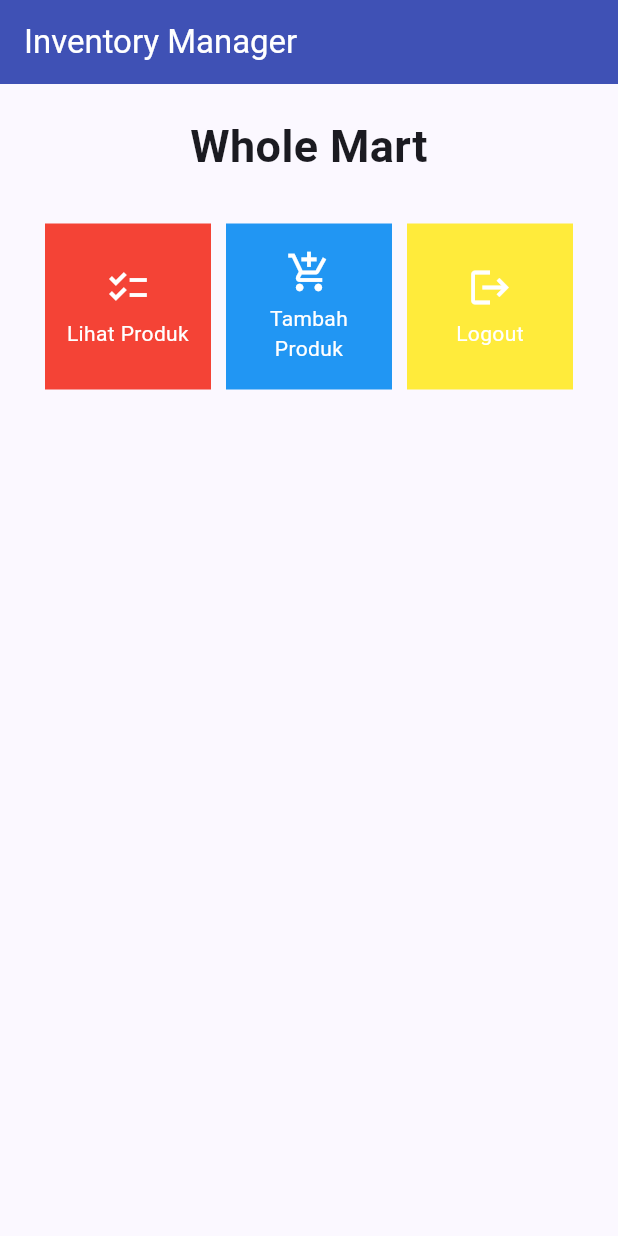
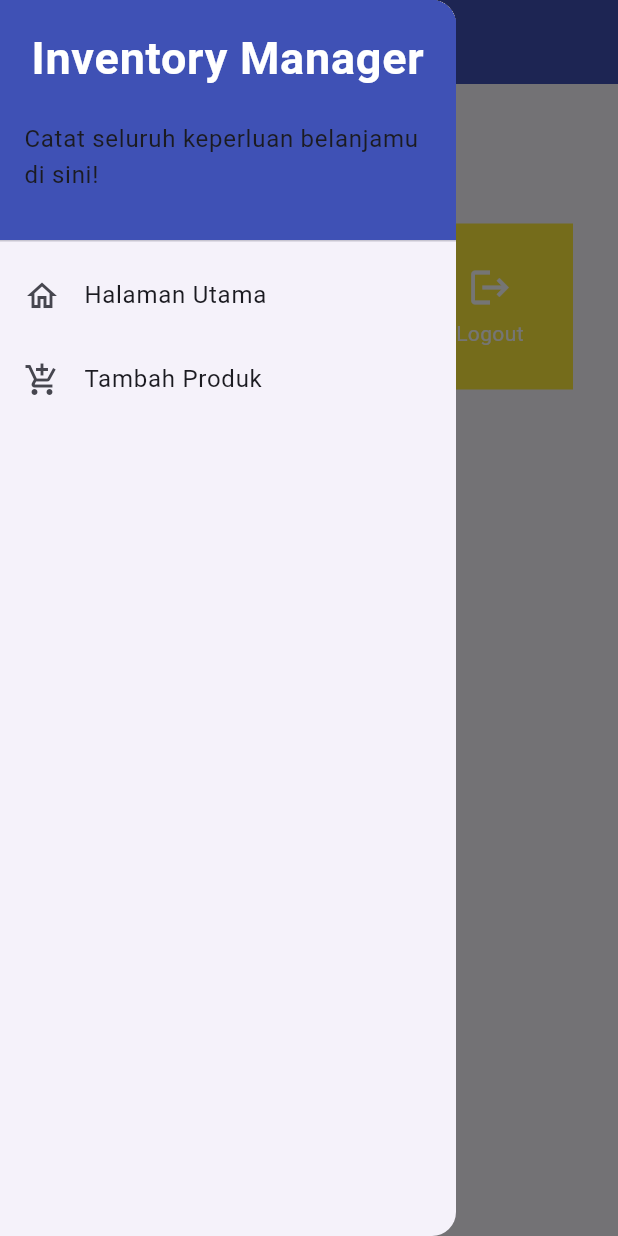
Before and after one commit to RyanAfzal/inventory-manager-mobile, a Flutter app: the screen it shows after launch, with the side drawer open (before the commit the screen has no drawer), on a phone screen of 412 x 824 dp. Run offline on Flutter 3.47's test engine with Material 2 defaults, Android fonts, the phone set to English and light mode, and no system bars.

Commit message:
Kode untuk Tugas 8 dan bonus selesai

```diff
--- a/inventory_manager/lib/main.dart
+++ b/inventory_manager/lib/main.dart
@@ -1,5 +1,5 @@
 import 'package:flutter/material.dart';
-import 'package:inventory_manager/menu.dart';
+import 'package:inventory_manager/screens/menu.dart';
 
 void main() {
   runApp(const MyApp());
--- a/inventory_manager/lib/menu.dart
+++ b/inventory_manager/lib/screens/menu.dart
@@ -1,4 +1,8 @@
 import 'package:flutter/material.dart';
+// Impor drawer widget
+import 'package:inventory_manager/widgets/left_drawer.dart';
+import 'package:inventory_manager/screens/shoplist_form.dart';
+import 'package:inventory_manager/widgets/shop_card.dart';
 
 class MyHomePage extends StatelessWidget {
     MyHomePage({Key? key}) : super(key: key);
@@ -20,6 +24,8 @@ class MyHomePage extends StatelessWidget {
           ),
           backgroundColor: Colors.indigo,
         ),
+        // Masukkan drawer sebagai parameter nilai drawer dari widget Scaffold
+        drawer: const LeftDrawer(),
         body: SingleChildScrollView(
           // Widget wrapper yang dapat discroll
           child: Padding(
@@ -60,56 +66,3 @@ class MyHomePage extends StatelessWidget {
       );
     }
 }
-
-class ShopItem {
-  final String name;
-  final IconData icon;
-  final Color color;
-
-  ShopItem(this.name, this.icon, this.color);
-}
-
-class ShopCard extends StatelessWidget {
-  final ShopItem item;
-
-  const ShopCard(this.item, {super.key}); // Constructor
-
-  @override
-  Widget build(BuildContext context) {
-    return Material(
-      color: item.color,
-      child: InkWell(
-        // Area responsive terhadap sentuhan
-        onTap: () {
-          // Memunculkan SnackBar ketika diklik
-          ScaffoldMessenger.of(context)
-            ..hideCurrentSnackBar()
-            ..showSnackBar(SnackBar(
-                content: Text("Kamu telah menekan tombol ${item.name}!")));
-        },
-        child: Container(
-          // Container untuk menyimpan Icon dan Text
-          padding: const EdgeInsets.all(8),
-          child: Center(
-            child: Column(
-              mainAxisAlignment: MainAxisAlignment.center,
-              children: [
-                Icon(
-                  item.icon,
-                  color: Colors.white,
-                  size: 30.0,
-                ),
-                const Padding(padding: EdgeInsets.all(3)),
-                Text(
-                  item.name,
-                  textAlign: TextAlign.center,
-                  style: const TextStyle(color: Colors.white),
-                ),
-              ],
-            ),
-          ),
-        ),
-      ),
-    );
-  }
-}
--- /dev/null
+++ b/inventory_manager/lib/widgets/left_drawer.dart
@@ -0,0 +1,64 @@
+import 'package:flutter/material.dart';
+import 'package:inventory_manager/screens/menu.dart';
+import 'package:inventory_manager/screens/shoplist_form.dart';
+
+class LeftDrawer extends StatelessWidget {
+  const LeftDrawer({super.key});
+
+  @override
+  Widget build(BuildContext context) {
+    return Drawer(
+      child: ListView(
+        children: [
+          const DrawerHeader(
+            // TODO: Bagian drawer header
+            decoration: BoxDecoration(
+              color: Colors.indigo,
+            ),
+            child: Column(
+              children: [
+                Text(
+                  'Inventory Manager',
+                  textAlign: TextAlign.center,
+                  style: TextStyle(
+                    fontSize: 30,
+                    fontWeight: FontWeight.bold,
+                    color: Colors.white,
+                  ),
+                ),
+                Padding(padding: EdgeInsets.all(10)),
+                Text("Catat seluruh keperluan belanjamu di sini!",
+                    // TODO: Tambahkan gaya teks dengan center alignment, font ukuran 15, warna putih, dan weight biasa
+                    ),
+              ],
+            ),
+          ),
+          // TODO: Bagian routing
+          ListTile(
+            leading: const Icon(Icons.home_outlined),
+            title: const Text('Halaman Utama'),
+            // Bagian redirection ke MyHomePage
+            onTap: () {
+              Navigator.pushReplacement(
+                  context,
+                  MaterialPageRoute(
+                    builder: (context) => MyHomePage(),
+                  ));
+            },
+          ),
+          ListTile(
+            leading: const Icon(Icons.add_shopping_cart),
+            title: const Text('Tambah Produk'),
+            // Bagian redirection ke ShopFormPage
+            onTap: () {
+              /*
+              TODO: Buatlah routing ke ShopFormPage di sini,
+              setelah halaman ShopFormPage sudah dibuat.
+              */
+            },
+          ),
+        ],
+      ),
+    );
+  }
+}
--- /dev/null
+++ b/inventory_manager/lib/widgets/shop_card.dart
@@ -0,0 +1,61 @@
+import 'package:inventory_manager/screens/shoplist_form.dart';
+import 'package:flutter/material.dart';
+
+class ShopItem {
+  final String name;
+  final IconData icon;
+  final Color color;
+
+  ShopItem(this.name, this.icon, this.color);
+}
+
+class ShopCard extends StatelessWidget {
+  final ShopItem item;
+
+  const ShopCard(this.item, {super.key}); // Constructor
+
+  @override
+  Widget build(BuildContext context) {
+    return Material(
+      color: item.color,
+      child: InkWell(
+        // Area responsive terhadap sentuhan
+        onTap: () {
+          // Memunculkan SnackBar ketika diklik
+          ScaffoldMessenger.of(context)
+            ..hideCurrentSnackBar()
+            ..showSnackBar(SnackBar(
+                content: Text("Kamu telah menekan tombol ${item.name}!")));
+
+          // Navigate ke route yang sesuai (tergantung jenis tombol)
+          if (item.name == "Tambah Produk") {
+            // TODO: Gunakan Navigator.push untuk melakukan navigasi ke MaterialPageRoute yang mencakup ShopFormPage.
+            Navigator.push(context,MaterialPageRoute(builder: (context) => const ShopFormPage()));
+          }
+        },
+        child: Container(
+          // Container untuk menyimpan Icon dan Text
+          padding: const EdgeInsets.all(8),
+          child: Center(
+            child: Column(
+              mainAxisAlignment: MainAxisAlignment.center,
+              children: [
+                Icon(
+                  item.icon,
+                  color: Colors.white,
+                  size: 30.0,
+                ),
+                const Padding(padding: EdgeInsets.all(3)),
+                Text(
+                  item.name,
+                  textAlign: TextAlign.center,
+                  style: const TextStyle(color: Colors.white),
+                ),
+              ],
+            ),
+          ),
+        ),
+      ),
+    );
+  }
+}
```
Also changed, not shown: inventory_manager/lib/screens/shoplist_form.dart (added, +182 -0 lines).
